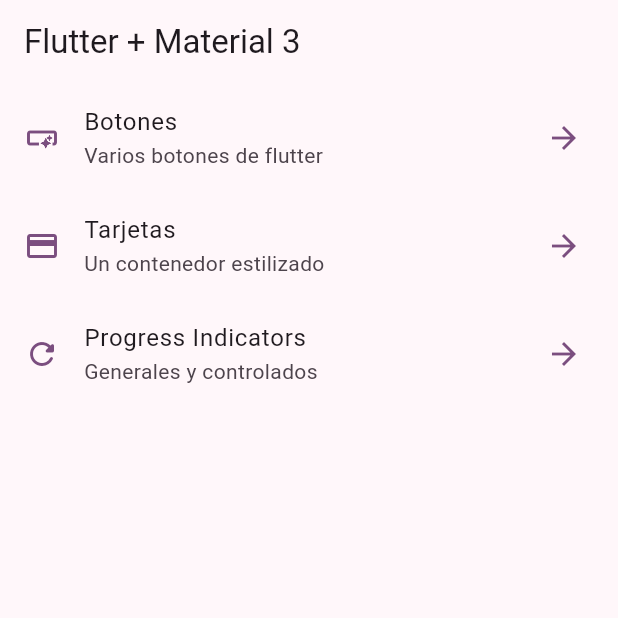
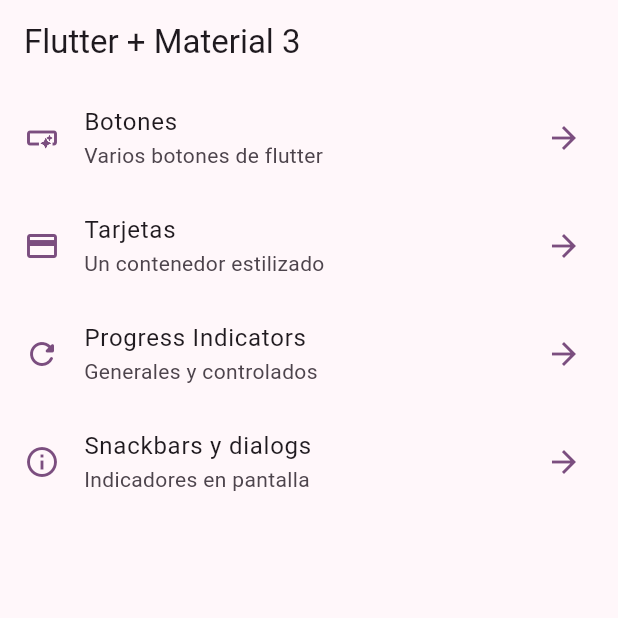
Before and after one commit to davidruc/widgets_app, a Flutter app: the screen it shows after launch, on a phone screen of 412 x 824 dp, the top half of it. Run offline on Flutter 3.47's test engine with Material 3 defaults, Android fonts, the phone set to English and light mode, and no system bars; our stand-ins replace go_router.

Commit message:
feat: :sparkles: snackbars and dialogs like some alerts finished :D

```diff
--- a/lib/config/menu-items/menu_items.dart
+++ b/lib/config/menu-items/menu_items.dart
@@ -36,4 +36,11 @@ const appMenuItems = <MenuItem>[
       url: "/progress",
       icon: Icons.refresh_rounded
     ),
+
+    MenuItem(
+      title: "Snackbars y dialogs",
+      subTitle: "Indicadores en pantalla",
+      url: "/snackbars",
+      icon: Icons.info_outline
+    ),
 ];
--- a/lib/config/router/app_router.dart
+++ b/lib/config/router/app_router.dart
@@ -25,6 +25,11 @@ final router = GoRouter(
       path: '/progress',
       name: ProgressScreen.name,
       builder: (context, state) => const ProgressScreen(),
+    ),
+     GoRoute(
+      path: '/snackbars',
+      name: SnackbarScreen.name,
+      builder: (context, state) => const SnackbarScreen(),
     )
   ],
 );
--- a/lib/main.dart
+++ b/lib/main.dart
@@ -11,6 +11,7 @@ class MainApp extends StatelessWidget {
   @override
   Widget build(BuildContext context) {
     return MaterialApp.router(
+      title: "Flutter Widgets",
       routerConfig: router,
       debugShowCheckedModeBanner: false,
       theme: AppTheme(selectedColor: 3).getTheme(),
```
Also changed, not shown: lib/presentation/screens/snackbar/snackbar_screen.dart (+68 -1 lines).
